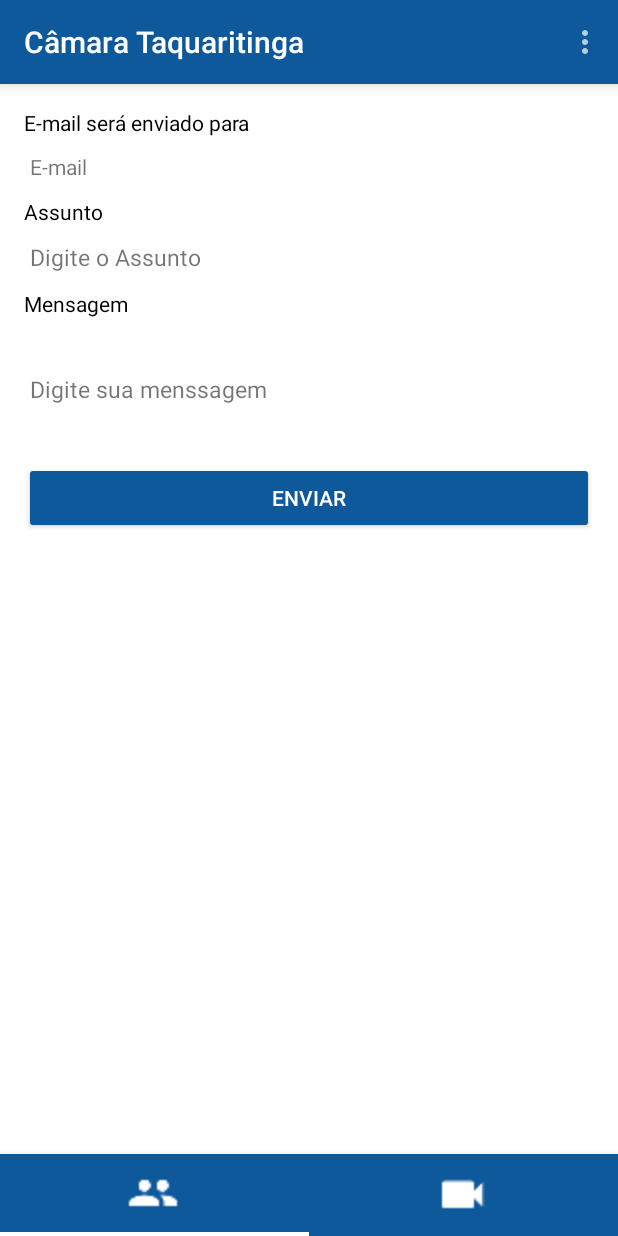
After one commit to harrisonpinchieri/AppCamaraTaquaritinga-Android, an Android app: the fragment EmailFragment placed in its activity, on a phone screen of 412 x 824 dp. The commit adds this screen. Run offline under Robolectric (Android 15) with nearby library versions, the phone set to English and light mode, and no system bars; our stand-ins replace Firebase (no records; nobody signed in at launch, a user with empty details on screens opened directly); libraries missing offline, so code that uses them is left out: com.facebook, com.facebook.login; 1 statement that could not run was skipped.

Commit message:
versão 1.0.6

```diff
--- a/app/build.gradle
+++ b/app/build.gradle
@@ -32,5 +32,8 @@ dependencies {
     compile 'com.android.support:support-v4:27.+'
     compile 'com.android.support:cardview-v7:27.+'
     compile 'com.android.support:recyclerview-v7:27.+'
+    compile files('libs/mail.jar')
+    compile files('libs/additionnal.jar')
+    compile files('libs/activation.jar')
 }
 apply plugin: 'com.google.gms.google-services'
--- a/app/src/main/AndroidManifest.xml
+++ b/app/src/main/AndroidManifest.xml
@@ -3,6 +3,7 @@
     package="com.camarataquaritinga.projeto.camarataquaritinga">
     <uses-permission android:name="android.permission.INTERNET"/>
 
+    <uses-permission android:name="android.permission.INTERNET"/>
 
     <application
         android:allowBackup="true"
--- a/app/src/main/java/com/camarataquaritinga/projeto/camarataquaritinga/MainActivity.java
+++ b/app/src/main/java/com/camarataquaritinga/projeto/camarataquaritinga/MainActivity.java
@@ -18,7 +18,7 @@ import com.facebook.login.LoginManager;
 import com.google.firebase.auth.FirebaseAuth;
 
 
-public class MainActivity extends AppCompatActivity {
+public class MainActivity extends AppCompatActivity  {
 
     private Button botaoSair;
     private FirebaseAuth autenticacao;
--- a/app/src/main/java/com/camarataquaritinga/projeto/camarataquaritinga/adapter/ListaVereadoresAdapter.java
+++ b/app/src/main/java/com/camarataquaritinga/projeto/camarataquaritinga/adapter/ListaVereadoresAdapter.java
@@ -40,17 +40,20 @@ public class ListaVereadoresAdapter extends BaseAdapter {
             list.add(new SingleRow(titulo[i],nome[i],partido[i],email[i],img[i]));
         }
 
+
     }
 
 
 
     @Override
     public int getCount() {
+
         return list.size();
     }
 
     @Override
     public Object getItem(int i) {
+
         return list.get(i);
     }
 
@@ -61,7 +64,7 @@ public class ListaVereadoresAdapter extends BaseAdapter {
     }
 
     @Override
-    public View getView(int i, View view, ViewGroup viewGroup) {
+    public View getView(final int i, View view, ViewGroup viewGroup) {
 
 
 
@@ -72,6 +75,7 @@ public class ListaVereadoresAdapter extends BaseAdapter {
         TextView email = (TextView) row.findViewById(R.id.txt_Email);
         TextView partido = (TextView) row.findViewById(R.id.txt_Partido);
         ImageView img = (ImageView)row.findViewById(R.id.img_FotoVereador);
+        TextView txt= (TextView)row.findViewById(R.id.txt_click);
 
         SingleRow temp= list.get(i);
 
@@ -80,8 +84,21 @@ public class ListaVereadoresAdapter extends BaseAdapter {
         email.setText(temp.email);
         partido.setText(temp.partido);
         img.setImageResource(temp.img);
+        txt.setText(temp.txt);
+
+
+
+
+
+
+
+
+
+
 
         return row;
+
+
     }
 
 
@@ -94,6 +111,7 @@ class SingleRow{
     String nome;
     String partido;
     String email;
+    String txt;
 
     SingleRow(String titulo,String nome,String partido,String email,int img){
 
@@ -105,4 +123,5 @@ class SingleRow{
 
     }
 
+
 }
--- a/app/src/main/java/com/camarataquaritinga/projeto/camarataquaritinga/adapter/TabsAdapter.java
+++ b/app/src/main/java/com/camarataquaritinga/projeto/camarataquaritinga/adapter/TabsAdapter.java
@@ -11,6 +11,7 @@ import android.text.Spanned;
 import android.text.style.ImageSpan;
 
 import com.camarataquaritinga.projeto.camarataquaritinga.R;
+import com.camarataquaritinga.projeto.camarataquaritinga.fragments.EmailFragment;
 import com.camarataquaritinga.projeto.camarataquaritinga.fragments.HomeFragment;
 import com.camarataquaritinga.projeto.camarataquaritinga.fragments.TvcamaraFragment;
 
@@ -42,9 +43,14 @@ public class TabsAdapter  extends FragmentStatePagerAdapter{
 
             case 0:
                 fragment = new HomeFragment();
+
                 break;
             case 1:
                 fragment  = new TvcamaraFragment();
+                break;
+            case 2:
+
+                fragment = new EmailFragment();
                 break;
 
 
--- /dev/null
+++ b/app/src/main/java/com/camarataquaritinga/projeto/camarataquaritinga/fragments/EmailFragment.java
@@ -0,0 +1,94 @@
+package com.camarataquaritinga.projeto.camarataquaritinga.fragments;
+
+
+import android.os.Bundle;
+import android.support.v4.app.Fragment;
+import android.view.LayoutInflater;
+import android.view.View;
+import android.view.ViewGroup;
+import android.widget.Button;
+import android.widget.EditText;
+import android.widget.TextView;
+
+import com.camarataquaritinga.projeto.camarataquaritinga.R;
+import com.camarataquaritinga.projeto.camarataquaritinga.SendMail;
+
+/**
+ * A simple {@link Fragment} subclass.
+ */
+public class EmailFragment extends Fragment   implements View.OnClickListener{
+
+    private TextView texto;
+    EditText editTextEmail;
+    EditText editTextSubject;
+    EditText editTextMessage;
+    Button buttonSend;
+
+
+    public EmailFragment() {
+        // Required empty public constructor
+    }
+
+
+    @Override
+    public View onCreateView(LayoutInflater inflater, ViewGroup container,
+                             Bundle savedInstanceState) {
+
+
+        View view = inflater.inflate(R.layout.fragment_email,container,false);
+
+
+
+
+
+
+
+
+
+
+
+            //Initializing the views
+            editTextEmail = (EditText) view.findViewById(R.id.editTextEmail);
+            editTextSubject = (EditText) view.findViewById(R.id.editTextSubject);
+            editTextMessage = (EditText) view.findViewById(R.id.editTextMessage);
+
+            Bundle bundle = getArguments();
+            String Email = bundle.getString("email");
+            editTextEmail.setText(Email);
+
+            buttonSend = (Button) view.findViewById(R.id.buttonSend);
+
+            //Adding click listener
+            buttonSend.setOnClickListener(this);
+
+
+
+
+        // Inflate the layout for this fragment
+        return view;
+    }
+
+    private void sendEmail() {
+        //Getting content for email
+
+
+        String email = editTextEmail.getText().toString().trim();
+        String subject = editTextSubject.getText().toString().trim();
+        String message = editTextMessage.getText().toString().trim();
+
+        //Creating SendMail object
+        SendMail sm = new SendMail(getContext(), email, subject, message);
+
+        //Executing sendmail to send email
+        sm.execute();
+    }
+
+    @Override
+    public void onClick(View view) {
+
+        sendEmail();
+    }
+
+
+
+}
--- a/app/src/main/java/com/camarataquaritinga/projeto/camarataquaritinga/fragments/TvcamaraFragment.java
+++ b/app/src/main/java/com/camarataquaritinga/projeto/camarataquaritinga/fragments/TvcamaraFragment.java
@@ -23,6 +23,11 @@ public class TvcamaraFragment extends Fragment {
     @Override
     public View onCreateView(LayoutInflater inflater, ViewGroup container,
                              Bundle savedInstanceState) {
+
+
+
+
+
         // Inflate the layout for this fragment
         return inflater.inflate(R.layout.fragment_tvcamara, container, false);
     }
--- /dev/null
+++ b/app/src/main/res/layout/fragment_email.xml
@@ -0,0 +1,70 @@
+<FrameLayout xmlns:android="http://schemas.android.com/apk/res/android"
+    xmlns:tools="http://schemas.android.com/tools"
+    android:layout_width="match_parent"
+    android:layout_height="match_parent"
+    tools:context="com.camarataquaritinga.projeto.camarataquaritinga.fragments.EmailFragment"
+    android:id="@+id/email_fragment"
+    android:background="#ffffff">
+
+    <!-- TODO: Update blank fragment layout -->
+    <LinearLayout xmlns:android="http://schemas.android.com/apk/res/android"
+        android:orientation="vertical"
+        xmlns:tools="http://schemas.android.com/tools" android:layout_width="match_parent"
+        android:layout_height="match_parent" android:paddingLeft="@dimen/activity_horizontal_margin"
+        android:paddingRight="@dimen/activity_horizontal_margin"
+        android:paddingTop="@dimen/activity_vertical_margin"
+        android:paddingBottom="@dimen/activity_vertical_margin" tools:context=".MainActivity">
+
+        <TextView
+            android:text="E-mail será enviado para"
+            android:layout_width="wrap_content"
+            android:layout_height="wrap_content"
+            android:textColor="@android:color/black" />
+        <EditText
+            android:layout_width="match_parent"
+            android:layout_height="wrap_content"
+            android:id="@+id/editTextEmail"
+            android:textColor="@android:color/black"
+            android:textColorHint="@color/secondary_text_default_material_light"
+            android:hint="E-mail"
+            android:editable="false"
+            android:textSize="14dp"
+            android:enabled="false"
+            android:clickable="true" />
+        <TextView
+            android:text="Assunto"
+            android:layout_width="wrap_content"
+            android:layout_height="wrap_content"
+            android:textColor="@android:color/black" />
+        <EditText
+            android:layout_width="match_parent"
+            android:layout_height="wrap_content"
+            android:id="@+id/editTextSubject"
+            android:textColor="@android:color/black"
+            android:hint="Digite o Assunto"
+            android:textColorHint="@color/secondary_text_default_material_light"
+            android:textSize="15dp" />
+        <TextView
+            android:text="Mensagem"
+            android:layout_width="wrap_content"
+            android:layout_height="wrap_content"
+            android:textColor="@android:color/black" />
+        <EditText
+            android:lines="4"
+            android:layout_width="match_parent"
+            android:layout_height="wrap_content"
+            android:id="@+id/editTextMessage"
+            android:hint="Digite sua menssagem"
+            android:textColor="@android:color/black"
+            android:textColorHint="@color/secondary_text_default_material_light"
+            android:textSize="15dp" />
+        <Button
+            android:layout_width="match_parent"
+            android:layout_height="wrap_content"
+            android:id="@+id/buttonSend"
+            android:text="Enviar"
+            android:backgroundTint="@color/colorPrimary"
+            android:textColor="@color/branco"
+            android:textColorHighlight="@color/colorPrimaryDark" />
+    </LinearLayout>
+</FrameLayout>
--- a/app/src/main/res/layout/fragment_home.xml
+++ b/app/src/main/res/layout/fragment_home.xml
@@ -6,7 +6,8 @@
     android:layout_height="match_parent"
     xmlns:app="http://schemas.android.com/apk/res-auto"
 
-    tools:context="com.camarataquaritinga.projeto.camarataquaritinga.fragments.HomeFragment">
+    tools:context="com.camarataquaritinga.projeto.camarataquaritinga.fragments.HomeFragment"
+    android:id="@+id/layout_home">
 
 
     <ListView
--- a/app/src/main/res/values/colors.xml
+++ b/app/src/main/res/values/colors.xml
@@ -1,9 +1,9 @@
 <?xml version="1.0" encoding="utf-8"?>
 <resources>
     <color name="colorPrimary">#0e599c</color>
-    <color name="colorPrimaryDark">#303F9F</color>
+    <color name="colorPrimaryDark">#303f9f</color>
     <color name="colorAccent">#00a8ff</color>
-    <color name="branco">#ffff</color>
+    <color name="branco">#ffffff</color>
 
 
 
```
Also changed, not shown: app/src/main/java/com/camarataquaritinga/projeto/camarataquaritinga/Config/Config.java (added, +11 -0 lines), app/src/main/java/com/camarataquaritinga/projeto/camarataquaritinga/SendMail.java (added, +108 -0 lines), app/src/main/java/com/camarataquaritinga/projeto/camarataquaritinga/fragments/HomeFragment.java (+59 -3 lines), app/src/main/res/layout/list_row.xml (+8 -0 lines), app/src/main/res/values/strings.xml (+2 -7 lines), app/libs/activation.jar (added), app/libs/additionnal.jar (added), app/libs/mail.jar (added).
